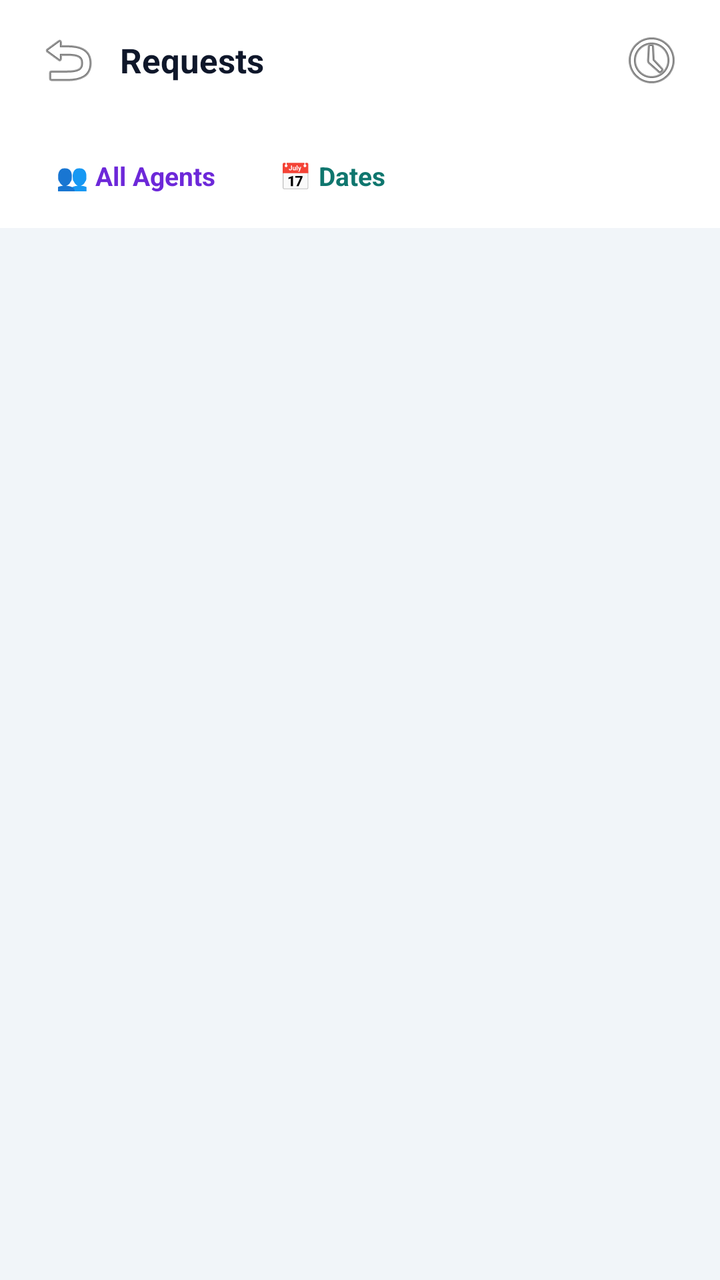
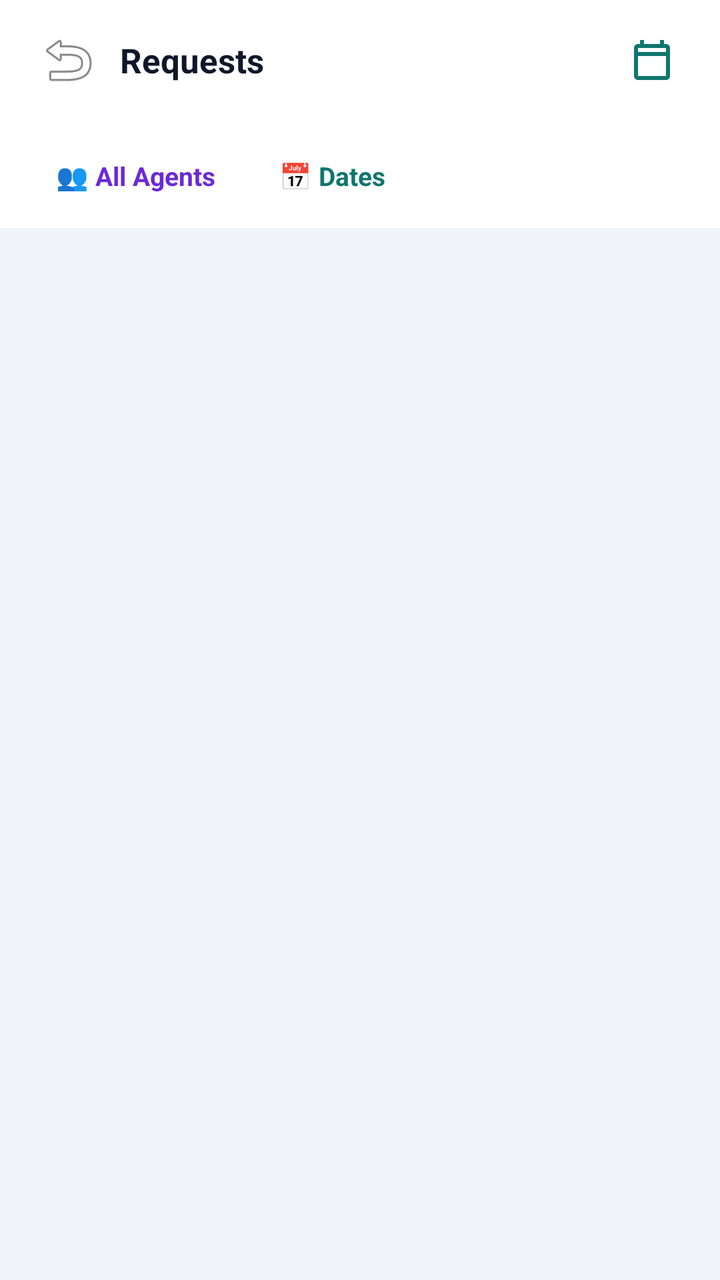

Before-and-after screenshots of an Android layout around one commit, followed by the original layout XML and the change that was made.
<!-- AndroidManifest.xml: application theme Theme.DataBridge -->
<!-- res/layout/fragment_petty_cash_pending_settlement.xml -->
<?xml version="1.0" encoding="utf-8"?>
<FrameLayout
    xmlns:android="http://schemas.android.com/apk/res/android"
    xmlns:app="http://schemas.android.com/apk/res-auto"
    android:layout_width="match_parent"
    android:layout_height="match_parent">

    <FrameLayout
        android:layout_width="match_parent"
        android:layout_height="match_parent"
        android:background="#F1F5F9">

        <LinearLayout
            android:layout_width="match_parent"
            android:layout_height="match_parent"
            android:orientation="vertical">

            
            <LinearLayout
                android:layout_width="match_parent"
                android:layout_height="wrap_content"
                android:orientation="horizontal"
                android:gravity="center_vertical"
                android:paddingHorizontal="16dp"
                android:paddingVertical="12dp"
                android:background="#FFFFFF">

                <ImageButton
                    android:id="@+id/btnPcPendingBack"
                    android:layout_width="36dp"
                    android:layout_height="36dp"
                    android:src="@android:drawable/ic_menu_revert"
                    android:background="?attr/selectableItemBackgroundBorderless"
                    android:contentDescription="Back" />

                <TextView
                    android:id="@+id/tvPcPendingTitle"
                    android:layout_width="0dp"
                    android:layout_weight="1"
                    android:layout_height="wrap_content"
                    android:text="Requests"
                    android:textSize="17sp"
                    android:textStyle="bold"
                    android:textColor="#0F172A"
                    android:layout_marginStart="8dp" />

                <ImageButton
                    android:id="@+id/btnPcPendingHistory"
                    android:layout_width="36dp"
                    android:layout_height="36dp"
                    android:src="@android:drawable/ic_menu_recent_history"
                    android:background="?attr/selectableItemBackgroundBorderless"
                    android:contentDescription="Settlement History" />
            </LinearLayout>

            
            <HorizontalScrollView
                android:layout_width="match_parent"
                android:layout_height="wrap_content"
                android:background="#FFFFFF"
                android:scrollbars="none"
                android:overScrollMode="ifContentScrolls">

                <LinearLayout
                    android:id="@+id/layoutPcPendingTabs"
                    android:layout_width="wrap_content"
                    android:layout_height="wrap_content"
                    android:orientation="horizontal"
                    android:paddingHorizontal="12dp"
                    android:paddingBottom="10dp" />
            </HorizontalScrollView>

            
            <LinearLayout
                android:layout_width="match_parent"
                android:layout_height="wrap_content"
                android:orientation="horizontal"
                android:gravity="center_vertical"
                android:background="#FFFFFF"
                android:paddingHorizontal="16dp"
                android:paddingBottom="8dp">

                <TextView
                    android:id="@+id/tvPcPendingAgent"
                    android:layout_width="wrap_content"
                    android:layout_height="36dp"
                    android:gravity="center_vertical"
                    android:text="👥 All Agents"
                    android:textSize="13sp"
                    android:textStyle="bold"
                    android:textColor="#6D28D9"
                    android:background="@drawable/bg_pc_tab_inactive"
                    android:paddingHorizontal="12dp" />

                <TextView
                    android:id="@+id/tvPcPendingDate"
                    android:layout_width="wrap_content"
                    android:layout_height="36dp"
                    android:gravity="center_vertical"
                    android:text="📅 Dates"
                    android:textSize="13sp"
                    android:textStyle="bold"
                    android:textColor="#0F766E"
                    android:background="@drawable/bg_pc_tab_inactive"
                    android:paddingHorizontal="12dp"
                    android:layout_marginStart="8dp" />

                <TextView
                    android:id="@+id/tvPcPendingSelectMode"
                    android:layout_width="wrap_content"
                    android:layout_height="36dp"
                    android:gravity="center_vertical"
                    android:text="☑ Select"
                    android:textSize="13sp"
                    android:textStyle="bold"
                    android:textColor="#059669"
                    android:paddingHorizontal="10dp"
                    android:visibility="gone" />

                <TextView
                    android:id="@+id/tvPcPendingSelectAll"
                    android:layout_width="wrap_content"
                    android:layout_height="36dp"
                    android:gravity="center_vertical"
                    android:text="Select all"
                    android:textSize="13sp"
                    android:textStyle="bold"
                    android:textColor="#059669"
                    android:paddingHorizontal="10dp"
                    android:visibility="gone" />

                <TextView
                    android:id="@+id/tvPcPendingSummary"
                    android:layout_width="0dp"
                    android:layout_weight="1"
                    android:layout_height="wrap_content"
                    android:gravity="end"
                    android:textSize="12sp"
                    android:textColor="#64748B" />
            </LinearLayout>

            <ProgressBar
                android:id="@+id/pbPcPendingLoading"
                android:layout_width="wrap_content"
                android:layout_height="wrap_content"
                android:layout_gravity="center"
                android:layout_marginTop="60dp"
                android:visibility="gone" />

            <LinearLayout
                android:id="@+id/layoutPcPendingError"
                android:layout_width="match_parent"
                android:layout_height="wrap_content"
                android:orientation="vertical"
                android:gravity="center"
                android:padding="24dp"
                android:visibility="gone">

                <TextView
                    android:id="@+id/tvPcPendingError"
                    android:layout_width="wrap_content"
                    android:layout_height="wrap_content"
                    android:textColor="#B91C1C"
                    android:gravity="center" />

                <Button
                    android:id="@+id/btnPcPendingRetry"
                    android:layout_width="wrap_content"
                    android:layout_height="wrap_content"
                    android:layout_marginTop="12dp"
                    android:text="Retry"
                    android:textAllCaps="false" />
            </LinearLayout>

            <ScrollView
                android:id="@+id/scrollPcPendingList"
                android:layout_width="match_parent"
                android:layout_height="0dp"
                android:layout_weight="1"
                android:fillViewport="true"
                android:clipToPadding="false"
                android:paddingBottom="16dp">

                <LinearLayout
                    android:id="@+id/layoutPcPendingList"
                    android:layout_width="match_parent"
                    android:layout_height="wrap_content"
                    android:orientation="vertical"
                    android:paddingHorizontal="16dp"
                    android:paddingTop="12dp" />
            </ScrollView>

            
            <LinearLayout
                android:id="@+id/layoutPcBulkBar"
                android:layout_width="match_parent"
                android:layout_height="wrap_content"
                android:orientation="horizontal"
                android:gravity="center_vertical"
                android:background="#FFFFFF"
                android:elevation="8dp"
                android:paddingHorizontal="16dp"
                android:paddingVertical="10dp"
                android:visibility="gone">

                <TextView
                    android:id="@+id/tvPcBulkSummary"
                    android:layout_width="0dp"
                    android:layout_weight="1"
                    android:layout_height="wrap_content"
                    android:textSize="13sp"
                    android:textStyle="bold"
                    android:textColor="#0F172A" />

                <TextView
                    android:id="@+id/btnPcBulkCancel"
                    android:layout_width="wrap_content"
                    android:layout_height="40dp"
                    android:gravity="center"
                    android:text="Cancel"
                    android:textSize="13sp"
                    android:textStyle="bold"
                    android:textColor="#374151"
                    android:backgroundTint="#F3F4F6"
                    android:paddingHorizontal="14dp"
                    android:layout_marginEnd="8dp" />

                <TextView
                    android:id="@+id/btnPcBulkUpdate"
                    android:layout_width="wrap_content"
                    android:layout_height="40dp"
                    android:gravity="center"
                    android:text="Update"
                    android:textSize="13sp"
                    android:textStyle="bold"
                    android:textColor="#FFFFFF"
                    android:background="@drawable/bg_action_button_green"
                    android:paddingHorizontal="18dp" />
            </LinearLayout>

        </LinearLayout>
    </FrameLayout>
</FrameLayout>
<!-- resources referenced by this layout -->
<resources>
  <!-- drawable bg_action_button_green (drawable) -->
  <?xml version="1.0" encoding="utf-8"?>
  <shape xmlns:android="http://schemas.android.com/apk/res/android" android:shape="rectangle">
      <corners android:radius="8dp" />
      <gradient
          android:startColor="#10b981"
          android:endColor="#059669"
          android:angle="135" />
  </shape>
  <!-- drawable bg_pc_tab_inactive (drawable) -->
  <?xml version="1.0" encoding="utf-8"?>
  <shape xmlns:android="http://schemas.android.com/apk/res/android"
      android:shape="rectangle">
      <solid android:color="#00000000" />
      <corners android:radius="10dp" />
  </shape>
  <style name="Theme.DataBridge" parent="Theme.MaterialComponents.DayNight.NoActionBar">
      <item name="colorPrimary">#00d4ff</item>
      <item name="colorPrimaryVariant">#16213e</item>
      <item name="colorOnPrimary">#ffffff</item>
      <item name="colorSecondary">#00d4ff</item>
      <item name="android:statusBarColor">#1a1a2e</item>
  </style>
</resources>

<!-- the commit's change to res/layout/fragment_petty_cash_pending_settlement.xml (unified diff, before → after) -->
@@ -45,12 +45,12 @@
                     android:layout_marginStart="8dp" />
 
                 <ImageButton
-                    android:id="@+id/btnPcPendingHistory"
+                    android:id="@+id/btnPcPendingCalendar"
                     android:layout_width="36dp"
                     android:layout_height="36dp"
-                    android:src="@android:drawable/ic_menu_recent_history"
+                    android:src="@drawable/ic_calendar"
                     android:background="?attr/selectableItemBackgroundBorderless"
-                    android:contentDescription="Settlement History" />
+                    android:contentDescription="Filter by date" />
             </LinearLayout>
 
             
<!-- resource entries referenced after the edit -->
@@ -16,6 +16,16 @@
       <solid android:color="#00000000" />
       <corners android:radius="10dp" />
   </shape>
+  <!-- drawable ic_calendar (drawable) -->
+  <vector xmlns:android="http://schemas.android.com/apk/res/android"
+      android:width="24dp"
+      android:height="24dp"
+      android:viewportWidth="24"
+      android:viewportHeight="24">
+      <path
+          android:fillColor="#0F766E"
+          android:pathData="M19,4h-1L18,2h-2v2L8,4L8,2L6,2v2L5,4c-1.11,0 -1.99,0.9 -1.99,2L3,20c0,1.1 0.89,2 2,2h14c1.1,0 2,-0.9 2,-2L21,6c0,-1.1 -0.9,-2 -2,-2zM19,20L5,20L5,10h14v10zM5,8L5,6h14v2L5,8z" />
+  </vector>
   <style name="Theme.DataBridge" parent="Theme.MaterialComponents.DayNight.NoActionBar">
       <item name="colorPrimary">#00d4ff</item>
       <item name="colorPrimaryVariant">#16213e</item>
